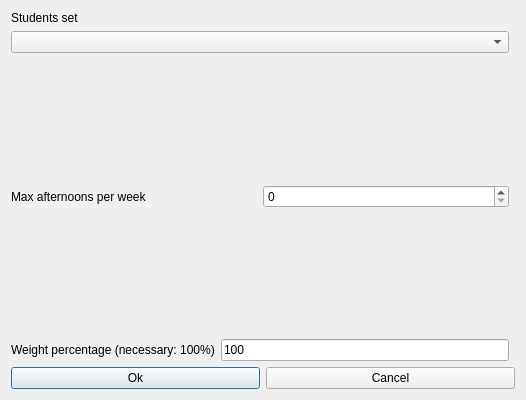
vonmecheln/fet, file fet/src/interface/modifyconstraintstudentssetmaxafternoonsperweekform_template.ui: the form before one commit.
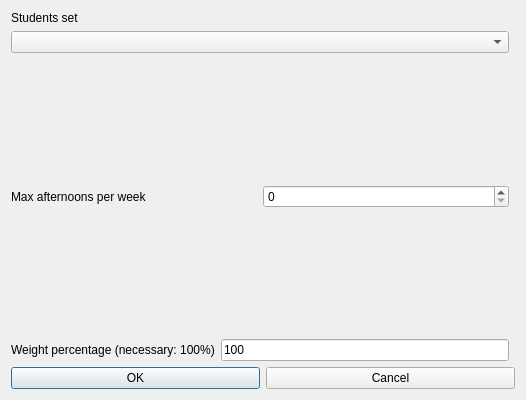
The form after the commit.

What changed in the file:
```diff
--- a/fet/src/interface/modifyconstraintstudentssetmaxafternoonsperweekform_template.ui
+++ b/fet/src/interface/modifyconstraintstudentssetmaxafternoonsperweekform_template.ui
@@ -75,7 +75,7 @@
      <item>
       <widget class="QPushButton" name="okPushButton">
        <property name="text">
-        <string>Ok</string>
+        <string>OK</string>
        </property>
       </widget>
      </item>
```
